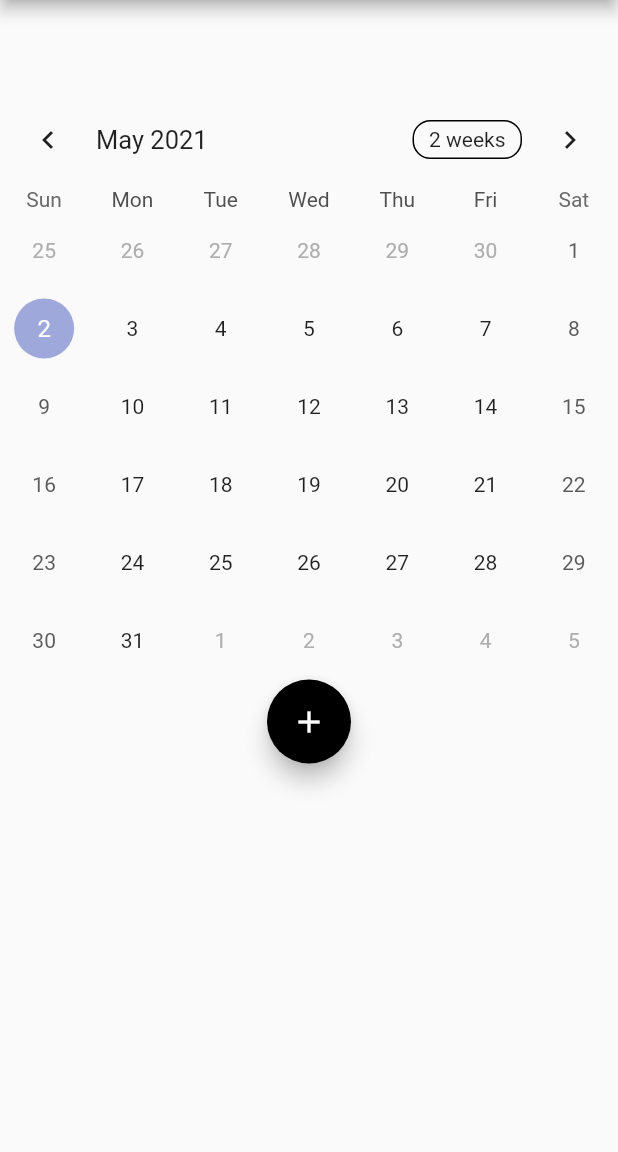
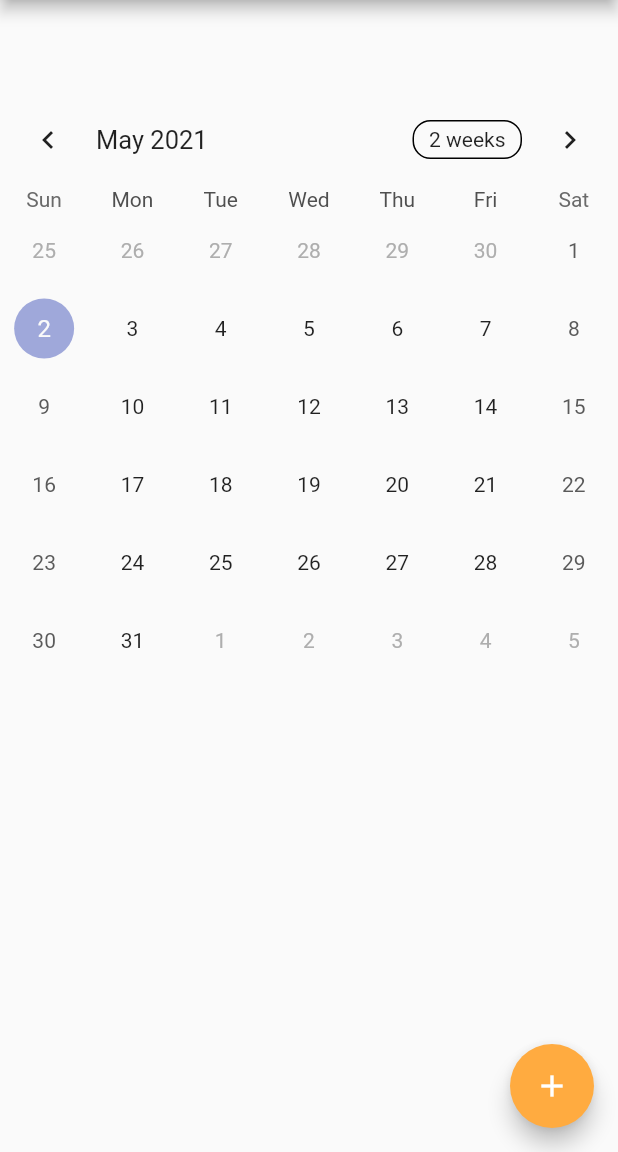
Before and after one commit to hakimuddin53/MeetingRoomBooking, a Flutter app: the TableBasicsExample screen opened directly with empty values, on a phone screen of 412 x 824 dp, the part 84-1236 px from its top. Run offline on Flutter 3.47's test engine with Material 2 defaults, Android fonts, the phone set to English and light mode, and no system bars; drawn by our look-alikes of table_calendar; our stand-ins replace dio; missing offline and left inert: time_picker_widget.

Commit message:
Finish floating button

```diff
--- /dev/null
+++ b/lib/network/http_service.dart
@@ -0,0 +1 @@
+import 'package:dio/dio.dart';
--- a/lib/pages/basics_example.dart
+++ b/lib/pages/basics_example.dart
@@ -34,6 +34,7 @@ class _TableBasicsExampleState extends State<TableBasicsExample> {
       body:
 
       Column(
+        crossAxisAlignment: CrossAxisAlignment.start,
         children: <Widget>[
 
       Padding(
@@ -78,13 +79,32 @@ class _TableBasicsExampleState extends State<TableBasicsExample> {
           _focusedDay = focusedDay;
         },
       ),
-     FloatingActionButton(
-        backgroundColor: Colors.black,
+        ],
+    ),
+
+    floatingActionButton: FloatingActionButton(
+        backgroundColor: Colors.orangeAccent,
         child: Icon(Icons.add),
         onPressed: () { Navigator.push(context, MaterialPageRoute(builder: (_) => CustomTimePickerDemo())); }
         ),
-      ],
-      ),
+
+       // Row(
+       //      crossAxisAlignment: CrossAxisAlignment.end,
+       //      children: [
+       //        Padding(
+       //          padding: const EdgeInsets.only(left:100.0),
+       //          child: FloatingActionButton(
+       //            onPressed: () {
+       //              // Add your onPressed code here!
+       //            },
+       //            child: Icon(Icons.message,color: Colors.white,),
+       //            backgroundColor: Colors.green,
+       //          ),
+       //        ),
+       //      ],
+       //    ),
+
+
     );
   }
 }
--- a/pubspec.yaml
+++ b/pubspec.yaml
@@ -24,10 +24,10 @@ dependencies:
   flutter:
     sdk: flutter
   table_calendar: ^3.0.0
-  build_runner: ^1.11.0
-  build_test: ^1.3.0
-  build_web_compilers: ^2.12.0
   time_picker_widget: ^1.0.0+9
+  dio: ^4.0.0
+  json_serializable: ^4.1.1
+  build_runner: ^2.0.1
 
   # The following adds the Cupertino Icons font to your application.
   # Use with the CupertinoIcons class for iOS style icons.
```
Also changed, not shown: lib/login.dart (+9 -7 lines), pubspec.lock.
